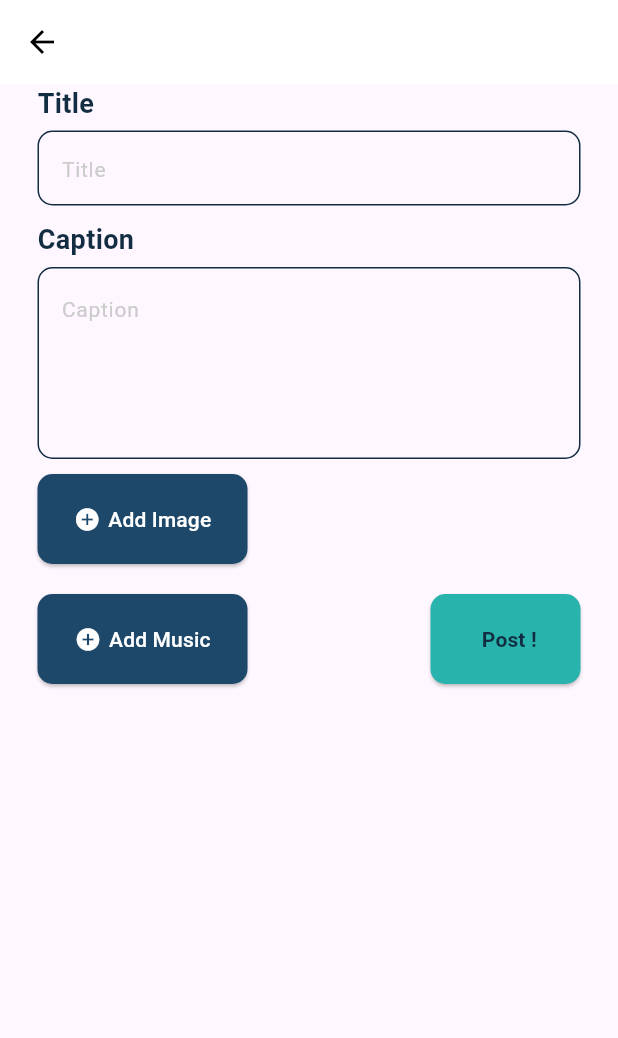
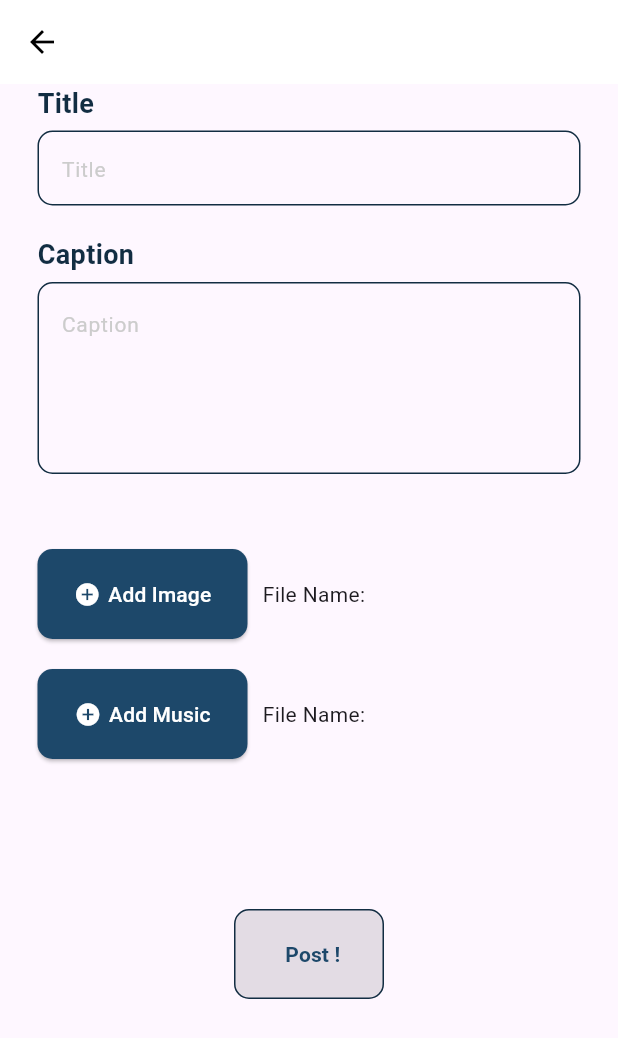
Before and after one commit to ArvinSaskoro/PA_Mobile_TikiTaka, a Flutter app: the AddContent screen opened by its route, on a phone screen of 412 x 824 dp. Shown: the top 1038 px of the screen. Run offline on Flutter 3.47's test engine with Material 3 defaults, Android fonts, the phone set to English and light mode, and no system bars; our stand-ins replace cloud_firestore, file_picker, firebase_auth, firebase_core, firebase_storage, introduction_screen; missing offline and left inert: dart:html; accounts and stored records are empty.

Commit message:
add content

```diff
--- a/lib/add_content_page.dart
+++ b/lib/add_content_page.dart
@@ -6,7 +6,6 @@ import 'package:cloud_firestore/cloud_firestore.dart';
 import 'package:file_picker/file_picker.dart';
 import 'package:firebase_storage/firebase_storage.dart';
 import 'package:flutter/material.dart';
-import 'package:flutter_dropzone/flutter_dropzone.dart';
 import 'dart:html' as html;
 import 'dart:typed_data';
 
@@ -16,15 +15,14 @@ class AddContent extends StatefulWidget {
 }
 
 class _AddContentState extends State<AddContent> {
-  late DropzoneViewController controller1;
-  String message1 = 'Drop your image here';
-  bool highlighted1 = false;
-
   late List<String> imageUrls;
   final storage = FirebaseStorage.instance;
 
+  String fileNameImage = '';
+  String fileNameMusic = '';
+  bool isReady = false;
+
   @override
-
   void initState() {
     super.initState();
     imageUrls = [];
@@ -32,7 +30,9 @@ class _AddContentState extends State<AddContent> {
   }
 
   Future<void> getImageUrls() async {
-    final ref = storage.ref().child('test'); // Ganti '' dengan nama folder di Firebase Storage Anda
+    final ref = storage
+        .ref()
+        .child('test'); // Ganti '' dengan nama folder di Firebase Storage Anda
     final result = await ref.listAll();
 
     for (var item in result.items) {
@@ -58,6 +58,13 @@ class _AddContentState extends State<AddContent> {
         reader.onLoadEnd.listen((loadEndEvent) async {
           final Uint8List data = reader.result as Uint8List;
           String namafile = file.name;
+
+          // Set state untuk menyimpan nama file
+          setState(() {
+            fileNameImage = namafile;
+            checkReadyState();
+          });
+
           final ref = storage.ref().child('images/$namafile');
 
           await ref.putData(data);
@@ -103,12 +110,20 @@ Future<void> _pickMusic() async {
 
       if (result != null) {
         Uint8List bytes = result.files.single.bytes!;
-      String fileName = result.files.single.name!; // Gunakan nama file dari properti name
+        String fileName =
+            result.files.single.name!; // Gunakan nama file dari properti name
 
-      Reference storageReference = FirebaseStorage.instance.ref().child('musics/$fileName');
+        Reference storageReference =
+            FirebaseStorage.instance.ref().child('musics/$fileName');
         UploadTask uploadTask = storageReference.putData(bytes);
         TaskSnapshot taskSnapshot = await uploadTask.whenComplete(() => null);
         String audioUrl = await taskSnapshot.ref.getDownloadURL();
+
+        // Set state untuk menyimpan nama file musik
+        setState(() {
+          fileNameMusic = fileName;
+          checkReadyState();
+        });
 
         await addMusic('Judul Lagu', audioUrl);
         print('Audio uploaded successfully and music info added to Firestore.');
@@ -121,6 +136,12 @@ Future<void> _pickMusic() async {
     }
   }
 
+  // Fungsi untuk memeriksa apakah kedua variabel sudah terisi
+  void checkReadyState() {
+    setState(() {
+      isReady = fileNameImage.isNotEmpty && fileNameMusic.isNotEmpty;
+    });
+  }
 
   Widget build(BuildContext context) {
     return Scaffold(
@@ -177,7 +198,8 @@ Future<void> _pickMusic() async {
                 ),
               ),
             ),
-            SizedBox(height: 10),
+            SizedBox(height: 20),
+
             Text(
               'Caption',
               style: TextStyle(
@@ -216,14 +238,15 @@ Future<void> _pickMusic() async {
                 ),
               ),
             ),
-            SizedBox(height: 10),
+            SizedBox(height: 50),
+            Row(
+              children: [
                 SizedBox(
                   width: 140,
                   child: ElevatedButton(
                     onPressed:
                         // print(await controller1.pickFiles(mime: ['assets/jpeg', 'assets/png']));
-                  _uploadImage
-                ,
+                        _uploadImage,
                     style: ElevatedButton.styleFrom(
                       padding: EdgeInsets.all(20),
                       backgroundColor: Color.fromARGB(255, 29, 72, 106),
@@ -244,7 +267,16 @@ Future<void> _pickMusic() async {
                     ),
                   ),
                 ),
-            SizedBox(height: 10),
+                SizedBox(width: 10),
+                Flexible(
+                  child: Text(
+                    'File Name: $fileNameImage',
+                    style: TextStyle(fontSize: 14),
+                  ),
+                ),
+              ],
+            ),
+            SizedBox(height: 20),
             //   Expanded(
             //   child: ListView.builder(
             //     itemCount: imageUrls.length,
@@ -256,7 +288,6 @@ Future<void> _pickMusic() async {
             //     },
             //   ),
             // ),
-            SizedBox(height: 10),
             Row(
               children: [
                 // Tombol pertama
@@ -284,20 +315,34 @@ Future<void> _pickMusic() async {
                     ),
                   ),
                 ),
-
-                // Spacer untuk memberikan ruang di antara tombol
-                Spacer(),
-
-                // Tombol kedua
-                SizedBox(
+                SizedBox(width: 10),
+                Flexible(
+                  child: Text(
+                    'File Name: $fileNameMusic',
+                    style: TextStyle(fontSize: 14),
+                  ),
+                ),
+              ],
+            ),
+            SizedBox(height: 100),
+            Center(
+              child: SizedBox(
                 width: 100,
                 child: ElevatedButton(
-                    onPressed: () async {},
+                  onPressed: isReady
+                      ? () async {}
+                      : null, // nonaktifkan tombol jika belum terisi
                   style: ElevatedButton.styleFrom(
                     padding: EdgeInsets.all(20),
-                      backgroundColor: Color.fromARGB(255, 41, 179, 173),
+                    backgroundColor: isReady
+                        ? Color.fromARGB(255, 29, 72, 106)
+                        : Colors.white,
                     shape: RoundedRectangleBorder(
                       borderRadius: BorderRadius.circular(10),
+                      side: isReady
+                          ? BorderSide.none
+                          : BorderSide(
+                              color: Color.fromARGB(255, 18, 45, 66), width: 1),
                     ),
                   ),
                   child: Row(
@@ -307,50 +352,20 @@ Future<void> _pickMusic() async {
                       Text(
                         'Post !',
                         style: TextStyle(
-                              color: Color.fromARGB(255, 18, 45, 66),
-                              fontWeight: FontWeight.bold),
+                          color: isReady
+                              ? Colors.white
+                              : Color.fromARGB(255, 29, 72, 106),
+                          fontWeight: FontWeight.bold,
+                        ),
                       ),
                     ],
                   ),
                 ),
               ),
-              ],
             ),
-            SizedBox(height: 10),
           ],
         ),
       ),
     );
   }
-
-  Widget buildZone1(BuildContext context) => Builder(
-        builder: (context) => DropzoneView(
-          operation: DragOperation.copy,
-          cursor: CursorType.grab,
-          onCreated: (ctrl) => controller1 = ctrl,
-          onLoaded: () => print('Zone 1 loaded'),
-          onError: (ev) => print('Zone 1 error: $ev'),
-          onHover: () {
-            setState(() => highlighted1 = true);
-            print('Zone 1 hovered');
-          },
-          onLeave: () {
-            setState(() => highlighted1 = false);
-            print('Zone 1 left');
-          },
-          onDrop: (ev) async {
-            print('Zone 1 drop: ${ev.name}');
-            setState(() {
-              message1 = '${ev.name} dropped';
-              highlighted1 = false;
-            });
-            final bytes = await controller1.getFileData(ev);
-            print(bytes.sublist(0, 20));
-          },
-          onDropInvalid: (ev) => print('Zone 1 invalid MIME: $ev'),
-          onDropMultiple: (ev) async {
-            print('Zone 1 drop multiple: $ev');
-          },
-        ),
-      );
 }
--- a/lib/main.dart
+++ b/lib/main.dart
@@ -49,9 +49,9 @@ class MyApp extends StatelessWidget {
       theme: ThemeData(
         primarySwatch: Colors.cyan,
       ),
-      //home: const SignIn(),
+      //home: const SignIn(), SplashScreen
       routes: {
-        '/': (context) => SplashScreen(),
+        '/': (context) => AddContent(),
         '/introduction': (context) => IntroductionPage(),
         '/signIn': (context) => SignIn(),
         '/signUp': (context) => SignUp(),
```
Also changed, not shown: pubspec.yaml (+9 -4 lines), pubspec.lock, 3 other files. Lines whose indentation alone changed are shown as unchanged.
